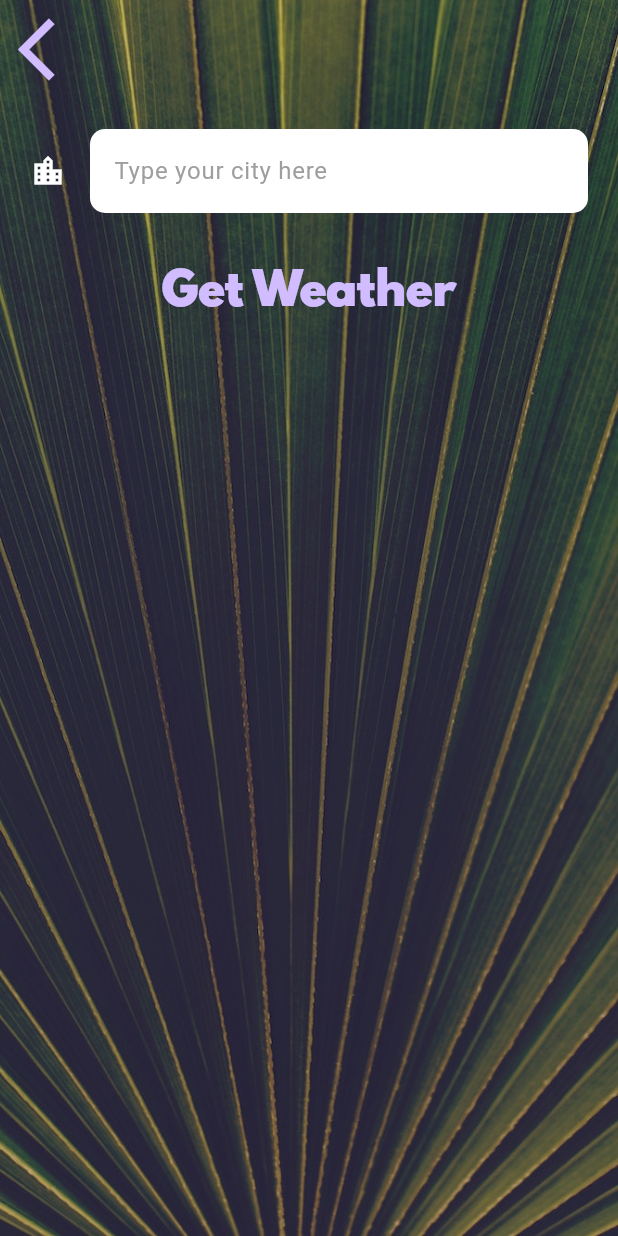
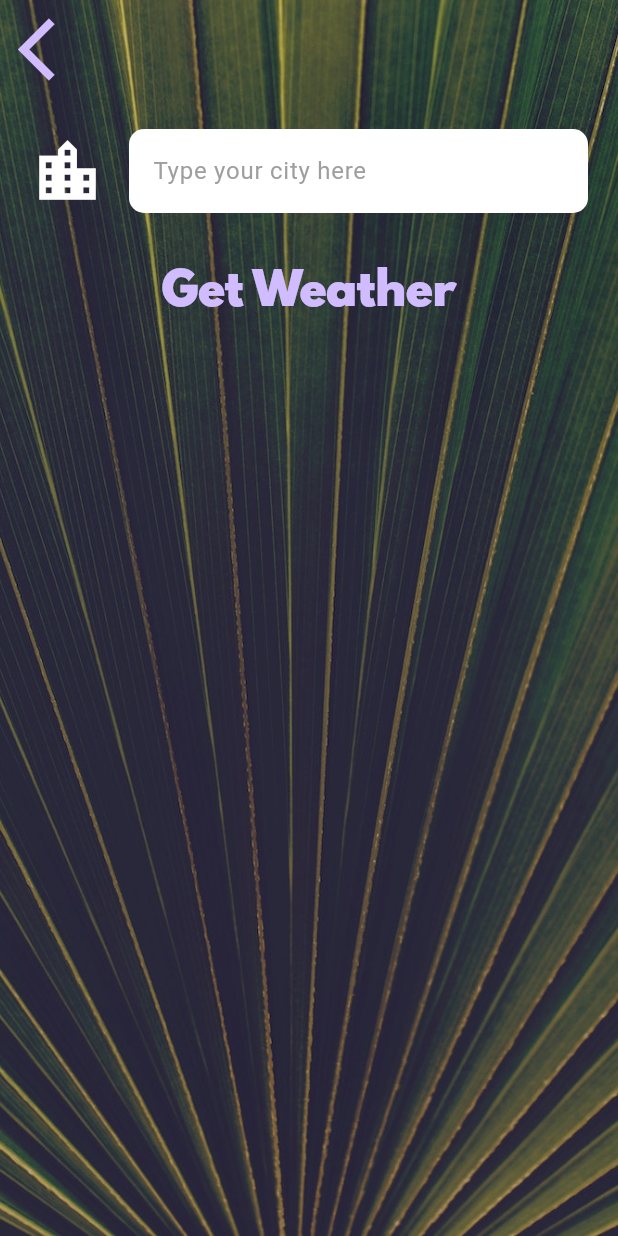
Before and after one commit to Rararawrd/delacruz_clima2, a Flutter app: the LocationScreen screen opened directly with empty values, after a tap on the "location city" icon, on a phone screen of 412 x 824 dp. Run offline on Flutter 3.47's test engine with Material 3 defaults, Android fonts, the phone set to English and light mode, and no system bars; our stand-ins replace flutter_spinkit, geolocator; network calls fail; statements that could not run were skipped.

Commit message:
second commit

```diff
--- a/lib/screens/city_screen.dart
+++ b/lib/screens/city_screen.dart
@@ -8,7 +8,8 @@ class CityScreen extends StatefulWidget {
 }
 
 class _CityScreenState extends State<CityScreen> {
-  String newcity='';
+  String newcity = '';
+
   @override
   Widget build(BuildContext context) {
     return Scaffold(
@@ -26,7 +27,9 @@ class _CityScreenState extends State<CityScreen> {
               Align(
                 alignment: Alignment.topLeft,
                 child: TextButton(
-                  onPressed: () {},
+                  onPressed: () {
+                    Navigator.pop(context);
+                  },
                   child: const Icon(
                     Icons.arrow_back_ios,
                     size: 50.0,
@@ -36,7 +39,7 @@ class _CityScreenState extends State<CityScreen> {
               Container(
                 padding: const EdgeInsets.all(20.0),
                 child: TextField(
-                  onChanged: (value){
+                  onChanged: (value) {
                     newcity = value;
                   },
                   style: const TextStyle(
@@ -48,15 +51,12 @@ class _CityScreenState extends State<CityScreen> {
                     icon: Icon(
                       Icons.location_city,
                       color: Colors.white,
+                      size: 50,
                     ),
                     hintText: 'Type your city here',
-                    hintStyle: TextStyle(
-                      color: Colors.grey,
-                    ),
+                    hintStyle: TextStyle(color: Colors.grey),
                     border: OutlineInputBorder(
-                      borderRadius: BorderRadius.all(
-                        Radius.circular(10.0),
-                      ),
+                      borderRadius: BorderRadius.all(Radius.circular(10.0)),
                       borderSide: BorderSide.none,
                     ),
                   ),
@@ -64,7 +64,7 @@ class _CityScreenState extends State<CityScreen> {
               ),
               TextButton(
                 onPressed: () {
-                  Navigator.pop(context,newcity);
+                  Navigator.pop(context, newcity);
                 },
                 child: const Text(
                   'Get Weather',
--- a/lib/screens/loading_screen.dart
+++ b/lib/screens/loading_screen.dart
@@ -1,3 +1,4 @@
+import 'package:http/http.dart';
 
 import 'package:flutter/material.dart';
 import 'package:test_clima_flutter/services/networking.dart';
@@ -19,6 +20,7 @@ class _LoadingScreenState extends State<LoadingScreen> {
     getWeatherData();
   }
 
+
   @override
   Widget build(BuildContext context) {
     return const Scaffold(
@@ -32,10 +34,10 @@ class _LoadingScreenState extends State<LoadingScreen> {
   }
 
 
+
   void getWeatherData() async{
     Networking networking = new Networking();
     String data = await networking.getData();
-
 
     Navigator.push(context, MaterialPageRoute(builder: (context){
       return LocationScreen(data);
--- a/lib/screens/location_screen.dart
+++ b/lib/screens/location_screen.dart
@@ -3,7 +3,7 @@ import 'package:test_clima_flutter/screens/city_screen.dart';
 import 'package:test_clima_flutter/utilities/constants.dart';
 import 'dart:convert';
 import 'package:test_clima_flutter/services/weather.dart';
-import 'package:test_clima_flutter/screens/city_screen.dart';
+import 'package:test_clima_flutter/services/networking.dart';
 
 class LocationScreen extends StatefulWidget {
   LocationScreen(this.data, {super.key});
@@ -14,9 +14,10 @@ class LocationScreen extends StatefulWidget {
 }
 
 class _LocationScreenState extends State<LocationScreen> {
-  double temp=0;
-  String city='', info='', weathericon='', weathermessage='';
-  int ID=0;
+  double temp = 0;
+  int id = 0;
+  String city = '', info = '', weathericon = '', weathermsg = '', update = '';
+  bool error = false;
 
   @override
   void initState() {
@@ -25,17 +26,21 @@ class _LocationScreenState extends State<LocationScreen> {
     updateUI();
   }
 
-  void updateUI(){
+  void updateUI() {
+    setState(() {
+      city = jsonDecode(info)['name'];
       temp = jsonDecode(info)['main']['temp'];
-    city = jsonDecode(info)['name'];
-    ID = jsonDecode(info)['weather'][0]['id'];
+      id = jsonDecode(info)['weather'][0]['id'];
+      error = false;
       print(city);
       print(temp);
-    print(ID);
+      print(id);
+      print(info);
 
       WeatherModel weatherModel = new WeatherModel();
-    weathericon = weatherModel.getWeatherIcon(ID);
-    weathermessage = weatherModel.getMessage(temp.toInt());
+      weathericon = weatherModel.getWeatherIcon(id);
+      weathermsg = weatherModel.getMessage(temp.toInt());
+    });
   }
 
   @override
@@ -60,19 +65,44 @@ class _LocationScreenState extends State<LocationScreen> {
                 mainAxisAlignment: MainAxisAlignment.spaceBetween,
                 children: <Widget>[
                   TextButton(
-                    onPressed: () {},
+                    onPressed: () async {
+                      Networking netting = new Networking();
+                      update = await netting.getData();
+                      setState(() {
+                        info = update;
+                        updateUI();
+                        error = false;
+                      });
+                    },
                     child: const Icon(
-                      Icons.near_me,
+                      Icons.near_me, //eto yung default location btn
                       size: 50.0,
                     ),
                   ),
                   TextButton(
-                    onPressed: () async{
+                    onPressed: () async {
                       String newcity;
-                      newcity = await Navigator.push(context, MaterialPageRoute(builder: (context){
-                        return CityScreen();
+                      newcity = await Navigator.push(context,
+                          MaterialPageRoute(builder: (context) {
+                            return const CityScreen();
                           }));
-                      print(newcity);
+                      Networking netted = new Networking();
+
+                      try {
+                        update = await netted.getCity(newcity);
+
+                        setState(() {
+                          info = update;
+                          updateUI();
+                          error = false;
+                        });
+                      } catch (e) {
+                        setState(() {
+                          weathermsg = e.toString();
+                          city = "";
+                          error = true;
+                        });
+                      }
                     },
                     child: const Icon(
                       Icons.location_city,
@@ -82,24 +112,27 @@ class _LocationScreenState extends State<LocationScreen> {
                 ],
               ),
               Padding(
-                padding: EdgeInsets.only(left: 15.0),
+                padding: const EdgeInsets.only(left: 15.0),
                 child: Row(
                   children: <Widget>[
+                    if (!error)
                       Text(
-                      temp.toStringAsFixed(0)+'°',
+                        temp.toStringAsFixed(0) + '°', //eto yung temp ng city
                         style: kTempTextStyle,
                       ),
                     Text(
-                      weathericon,
+                      error ? 'Error' : weathericon,
                       style: kConditionTextStyle,
                     ),
                   ],
                 ),
               ),
               Padding(
-                padding: EdgeInsets.only(right: 15.0),
+                padding: const EdgeInsets.only(right: 15.0),
                 child: Text(
-                  "$weathermessage in $city",
+                  error
+                      ? weathermsg
+                      : "$weathermsg in $city", //eto yung text message
                   textAlign: TextAlign.right,
                   style: kMessageTextStyle,
                 ),
--- a/pubspec.yaml
+++ b/pubspec.yaml
@@ -13,7 +13,7 @@ dependencies:
 
   cupertino_icons: ^1.0.2
   geolocator: ^10.1.0
-  http: ^1.1.2
+  http: ^1.1.0
   flutter_spinkit: ^5.2.0
 
 dev_dependencies:
```
Also changed, not shown: lib/services/networking.dart (+19 -1 lines), pubspec.lock. Lines whose indentation alone changed are shown as unchanged.
